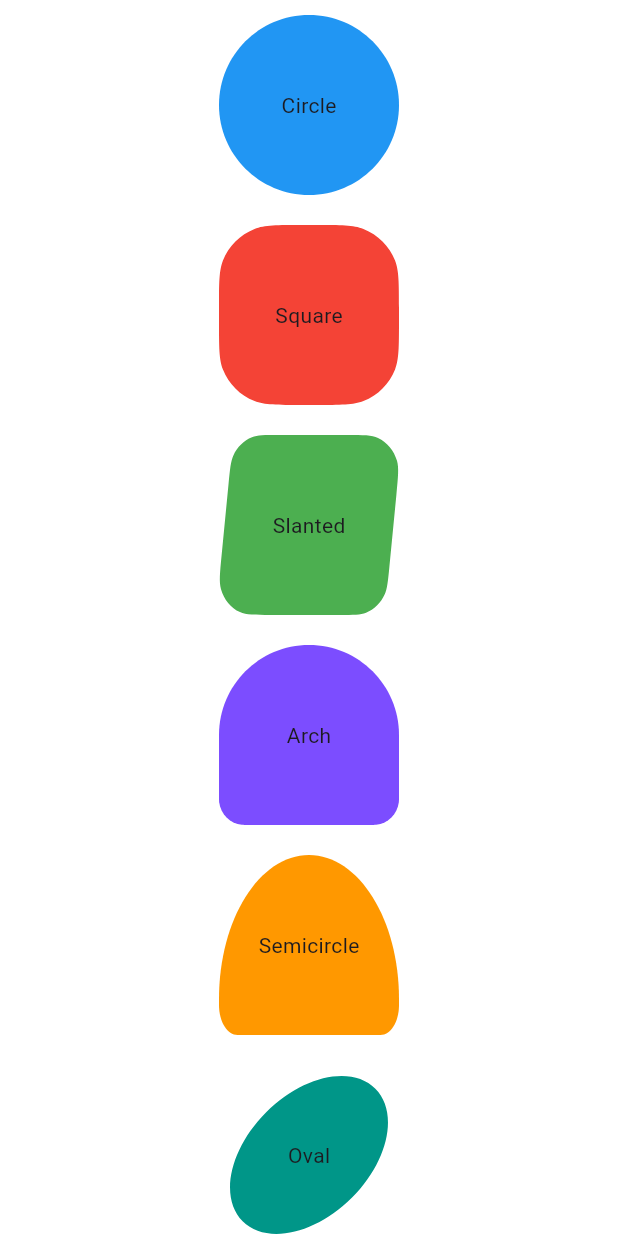
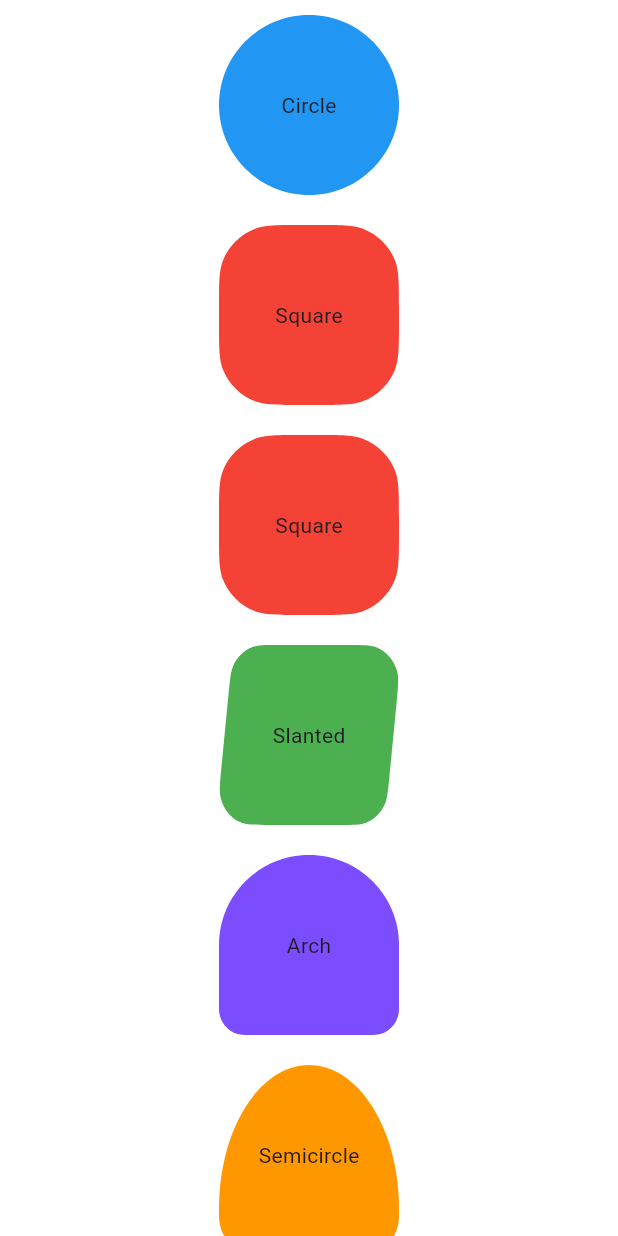
Before and after one commit to Mudit200408/flutter_m3shapes_extended, a Flutter app: the screen it shows after launch, on a phone screen of 412 x 824 dp. Run offline on Flutter 3.47's test engine with Material 3 defaults, Android fonts, the phone set to English and light mode, and no system bars; our stand-ins replace path_drawing.

Commit message:
Remove deprecated methods (1.0.0+2)

```diff
--- a/example/lib/main.dart
+++ b/example/lib/main.dart
@@ -25,6 +25,15 @@ class MainApp extends StatelessWidget {
                     width: size,
                     height: size,
                     child: const Center(child: Text("Circle")),
+                  ),
+                ),
+                Padding(
+                  padding: const EdgeInsets.all(10),
+                  child: M3Container.square(
+                    color: Colors.red,
+                    width: size,
+                    height: size,
+                    child: const Center(child: Text("Square")),
                   ),
                 ),
                 Padding(
--- a/lib/src/clipper.dart
+++ b/lib/src/clipper.dart
@@ -1,6 +1,7 @@
 import 'package:flutter/widgets.dart';
 import 'package:flutter_m3shapes/src/enums/shapes.dart';
 import 'package:path_drawing/path_drawing.dart';
+import 'package:vector_math/vector_math_64.dart';
 
 /// Parse an svg path string ina Path object for render
 /// converts the 'M', 'L', 'C', etc. commands
@@ -49,11 +50,11 @@ class M3Clipper extends CustomClipper<Path> {
     final Matrix4 matrix4 = Matrix4.identity();
 
     // Apply scaling to the matrix.
-    matrix4.scale(scaleX, scaleY);
+    matrix4.scaleByVector3(Vector3(scaleX, scaleY, 0));
 
     // Apply translation to the matrix. This moves the path's top-left
     // corner to the origin (0,0) before scaling, ensuring it aligns correctly.
-    matrix4.translate(-bounds.left, -bounds.top);
+    matrix4.translateByVector3(Vector3(-bounds.left, -bounds.top, 0));
 
     // 5. Apply the transformation to the path.
     // The `transform` method creates a new path with the matrix applied.
--- a/pubspec.yaml
+++ b/pubspec.yaml
@@ -13,6 +13,7 @@ dependencies:
   flutter:
     sdk: flutter
   path_drawing: ^1.0.1
+  vector_math: ^2.2.0
 
 dev_dependencies:
   flutter_test:
```
Also changed, not shown: example/pubspec.lock, 16 other files.
